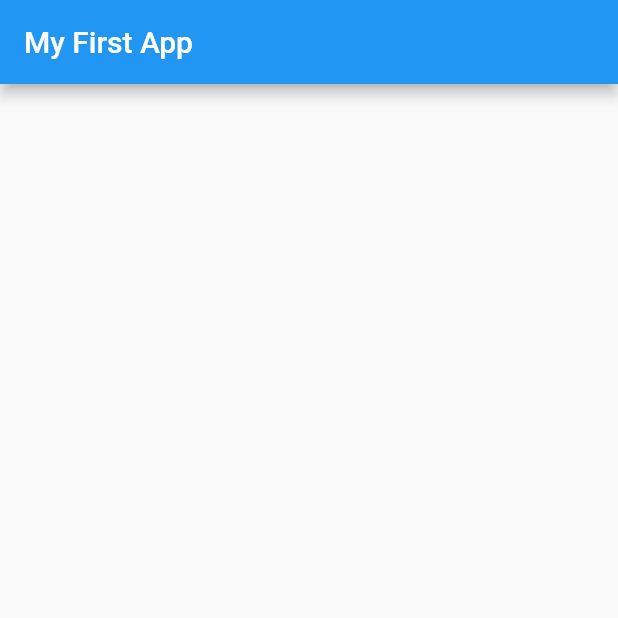
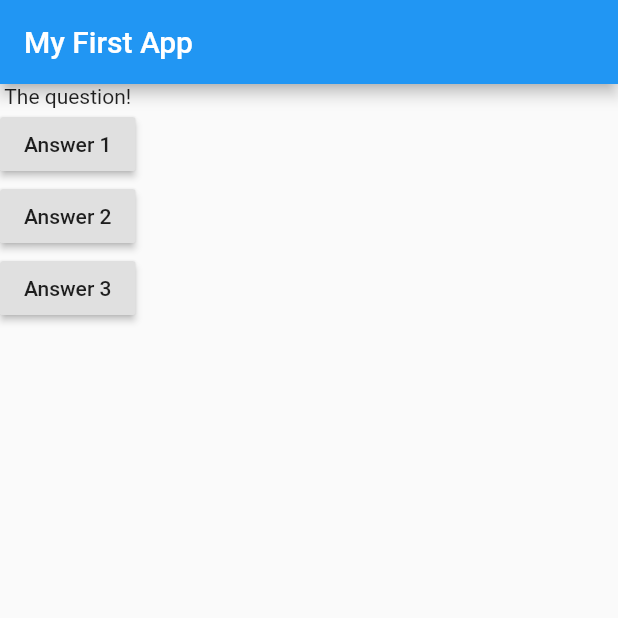
Before and after one commit to yuki-snow1823/Flutter_TheCompleteGuide, a Flutter app: the screen it shows after launch, on a phone screen of 412 x 824 dp, the top half of it. Run offline on Flutter 3.47's test engine with Material 2 defaults, Android fonts, the phone set to English and light mode, and no system bars.

Commit message:
add: アローで書いてみる

```diff
--- a/flutter_complete_guide/lib/main.dart
+++ b/flutter_complete_guide/lib/main.dart
@@ -7,6 +7,11 @@ import 'package:flutter/material.dart';
 void main() => runApp(MyApp());
 
 class MyApp extends StatelessWidget {
+  void answerQuestion() {
+    print('Answer Chosen');
+  }
+
+  @override
   Widget build(BuildContext context) {
     // homeが名前付き変数として定義されている
     // return MaterialApp(home: Text('Hello!'));
@@ -20,7 +25,12 @@ class MyApp extends StatelessWidget {
           title: Text('My First App'),
         ),
         body: Column(
-          children: <Widget>[],
+          children: <Widget>[
+            Text('The question!'),
+            RaisedButton(child: Text('Answer 1'), onPressed: answerQuestion),
+            RaisedButton(child: Text('Answer 2'), onPressed: () => print('Answer 2 chosen!')),
+            RaisedButton(child: Text('Answer 3'), onPressed: answerQuestion),
+          ],
         ),
       ),
     );
```
